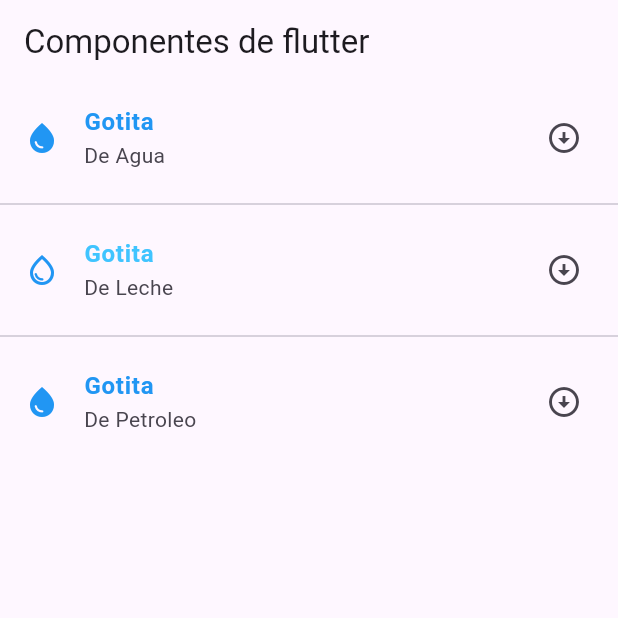
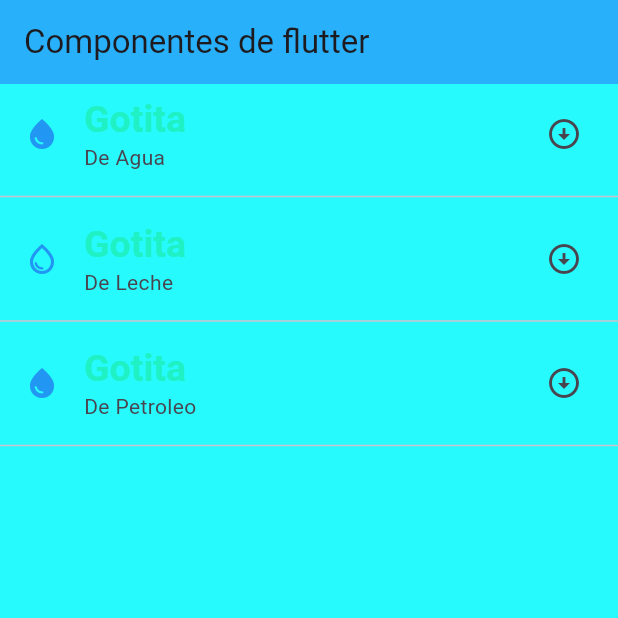
Before and after one commit to juandelcar/componentes_flutter, a Flutter app: the screen it shows after launch, on a phone screen of 412 x 824 dp, the top half of it. Run offline on Flutter 3.47's test engine with Material 3 defaults, Android fonts, the phone set to English and light mode, and no system bars.

Commit message:
Adding ThemeData

```diff
--- a/lib/home_screen.dart
+++ b/lib/home_screen.dart
@@ -10,36 +10,34 @@ class HomeScreen extends StatelessWidget {
         title: const Text('Componentes de flutter'),
       ),
         body: ListView(
-          children: const[
+          children:[
                ListTile(
-                leading: Icon(Icons.water_drop, color: Colors.blue,),
+                leading: const  Icon(Icons.water_drop, color: Colors.blue,),
+                  title: Text('Gotita',
+                  style:Theme.of(context).textTheme.headlineLarge,
+                  ),
+                subtitle: const Text('De Agua'),
+                trailing: const Icon(Icons.arrow_circle_down),
+              ),
+              const Divider(),
+               ListTile(
+                leading:  Icon(Icons.water_drop_outlined, color: Colors.blue,),
                 title:Text('Gotita',
-                style: TextStyle(color: Colors.blue,
-                fontWeight:FontWeight.bold),
+                style: Theme.of(context).textTheme.headlineLarge,
                   ),
-                subtitle: Text('De Agua'),
-                trailing: Icon(Icons.arrow_circle_down),
+                subtitle: const Text('De Leche'),
+                trailing: const Icon(Icons.arrow_circle_down),
               ),
-              Divider(),
+              const Divider(),
                ListTile(
-                leading: Icon(Icons.water_drop_outlined, color: Colors.blue,),
+                leading: const Icon(Icons.water_drop, color: Colors.blue,),
                   title:Text('Gotita',
-                style: TextStyle(color: Colors.lightBlueAccent,
-                fontWeight:FontWeight.bold),
+                  style:Theme.of(context).textTheme.headlineLarge,
                   ),
-                subtitle: Text('De Leche'),
-                trailing: Icon(Icons.arrow_circle_down),
+                subtitle: const Text('De Petroleo'),
+                trailing: const Icon(Icons.arrow_circle_down),
               ),
-              Divider(),
-              ListTile(
-                leading: Icon(Icons.water_drop, color: Colors.blue,),
-                  title:Text('Gotita',
-                style: TextStyle(color: Colors.blue,
-                fontWeight:FontWeight.bold),
-                ),
-                subtitle: Text('De Petroleo'),
-                trailing: Icon(Icons.arrow_circle_down),
-              )
+               const Divider()
           ]
         ),
       );
--- a/lib/main_app.dart
+++ b/lib/main_app.dart
@@ -6,9 +6,21 @@ class MainApp extends StatelessWidget {
 
   @override
   Widget build(BuildContext context) {
-    return const MaterialApp(
+    return MaterialApp(
       debugShowCheckedModeBanner: false,
-      home: HomeScreen(),
+      home: const HomeScreen(),
+      theme: ThemeData(
+        scaffoldBackgroundColor: const Color.fromARGB(255, 38, 250, 253),
+        appBarTheme: const AppBarTheme(color: Color.fromARGB(84, 43, 29, 245)),
+        textTheme: const TextTheme(
+          headlineLarge: TextStyle(
+            color: Color.fromARGB(232, 31, 240, 191),
+            fontSize: 25.0,
+            fontWeight: FontWeight.bold,
+            fontFamily: 'sans-serif',
+          ),
+        ),
+      ),
     );
   }
 }
```
Lines whose indentation alone changed are shown as unchanged.
